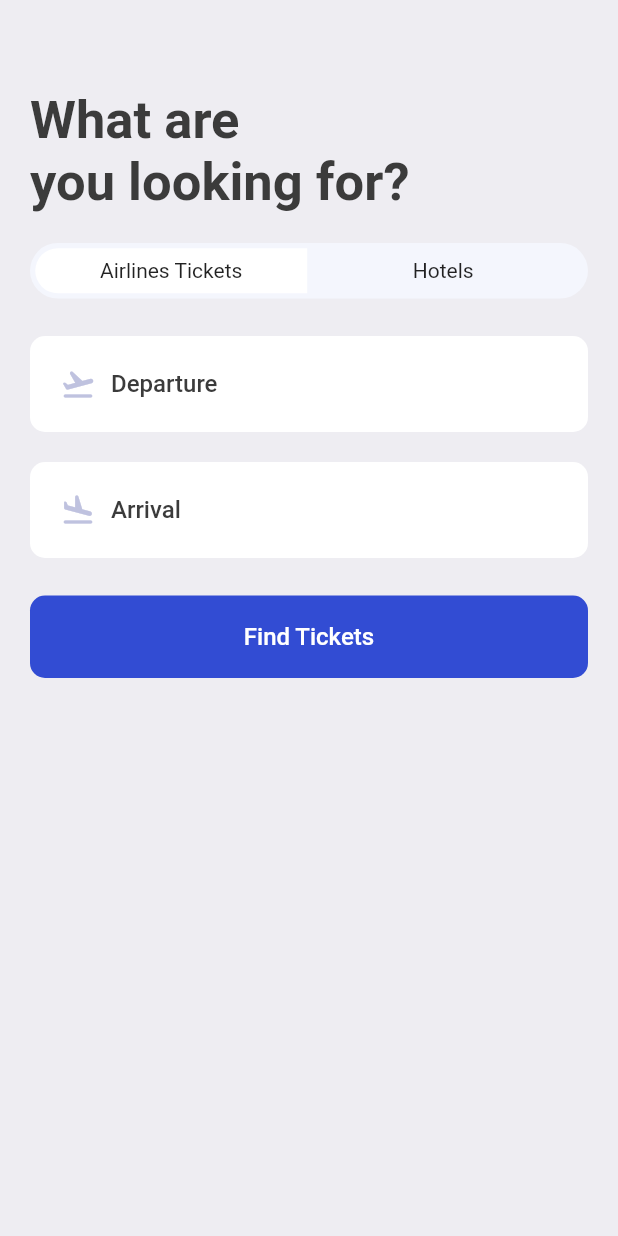
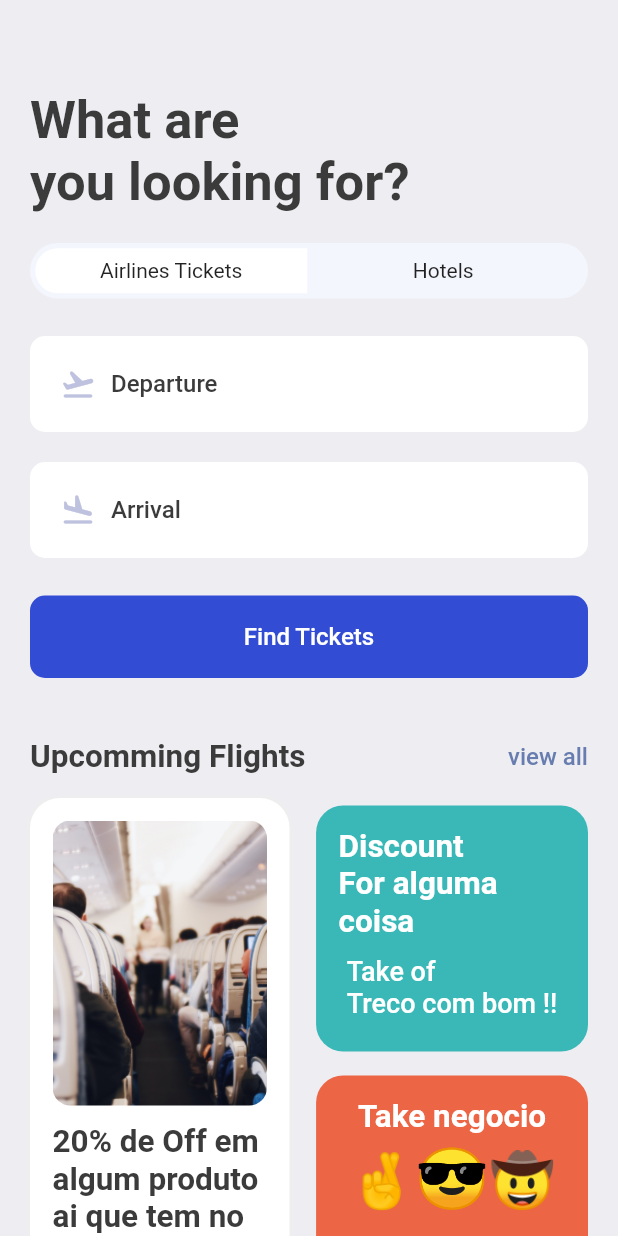
Before and after one commit to uLuccas/BookTickets, a Flutter app: the SearchScreen screen opened directly, on a phone screen of 412 x 824 dp. Run offline on Flutter 3.47's test engine with Material 2 defaults, Android fonts, the phone set to English and light mode, and no system bars; our stand-ins replace fluentui_icons, gap; missing offline and left inert: dart:ffi.

Commit message:
search screen

```diff
--- a/lib/screens/home_screen.dart
+++ b/lib/screens/home_screen.dart
@@ -2,6 +2,7 @@ import 'package:booktickets/screens/hotel_screen.dart';
 import 'package:booktickets/screens/ticket_view.dart';
 import 'package:booktickets/utils/app_info_list.dart';
 import 'package:booktickets/utils/app_styles.dart';
+import 'package:booktickets/widget/double_text_widget.dart';
 import 'package:fluentui_icons/fluentui_icons.dart';
 import 'package:flutter/cupertino.dart';
 import 'package:flutter/material.dart';
@@ -69,24 +70,8 @@ class HomeScreen extends StatelessWidget {
                   ),
                 ),
                 const Gap(40),
-                Row(
-                  mainAxisAlignment: MainAxisAlignment.spaceBetween,
-                  children: [
-                    Text(
-                      "Upcoming Flights",
-                      style: Styles.headLineStyle2,
-                    ),
-                    InkWell(
-                      onTap: () {
-                        print("click in View all");
-                      },
-                      child: Text("View all",
-                          style: Styles.textStyle.copyWith(
-                            color: Styles.primaryColor,
-                          )),
-                    ),
-                  ],
-                ),
+                const AppDoubleTextWidget(
+                    bigText: "Upcoming Flights", smallText: "View all"),
               ],
             ),
           ),
@@ -105,26 +90,11 @@ class HomeScreen extends StatelessWidget {
           ),
           const Gap(15),
           Container(
-            padding: const EdgeInsets.symmetric(horizontal: 20),
-            child: Row(
-              mainAxisAlignment: MainAxisAlignment.spaceBetween,
-              children: [
-                Text(
-                  "Hotels",
-                  style: Styles.headLineStyle2,
-                ),
-                InkWell(
-                  onTap: () {
-                    print("click in View all");
-                  },
-                  child: Text("View all",
-                      style: Styles.textStyle.copyWith(
-                        color: Styles.primaryColor,
-                      )),
-                ),
-              ],
-            ),
-          ),
+              padding: const EdgeInsets.symmetric(horizontal: 20),
+              child: const AppDoubleTextWidget(
+                bigText: "Hotels",
+                smallText: "View all",
+              )),
           const Gap(15),
           SingleChildScrollView(
             scrollDirection: Axis.horizontal,
--- a/lib/screens/search_screen.dart
+++ b/lib/screens/search_screen.dart
@@ -1,4 +1,5 @@
 import 'package:booktickets/utils/app_styles.dart';
+import 'package:booktickets/widget/double_text_widget.dart';
 import 'package:booktickets/widget/icon_text_widget.dart';
 import 'package:flutter/material.dart';
 import 'package:gap/gap.dart';
@@ -69,6 +70,101 @@ class SearchScreen extends StatelessWidget {
               style: Styles.textStyle.copyWith(color: Colors.white),
             )),
           ),
+          const Gap(40),
+          const AppDoubleTextWidget(
+              bigText: "Upcomming Flights", smallText: "view all"),
+          const Gap(15),
+          Row(
+            mainAxisAlignment: MainAxisAlignment.spaceBetween,
+            children: [
+              Container(
+                height: 400,
+                width: size.width * 0.42,
+                padding: EdgeInsets.symmetric(horizontal: 15, vertical: 15),
+                decoration: BoxDecoration(
+                    color: Colors.white,
+                    borderRadius: BorderRadius.circular(20),
+                    boxShadow: [
+                      BoxShadow(
+                          color: Colors.grey.shade200,
+                          blurRadius: 1,
+                          spreadRadius: 1)
+                    ]),
+                child: Column(
+                  children: [
+                    Container(
+                      height: 190,
+                      decoration: BoxDecoration(
+                          borderRadius: BorderRadius.circular(12),
+                          image: const DecorationImage(
+                              fit: BoxFit.cover,
+                              image: AssetImage('assets/images/sit.jpg'))),
+                    ),
+                    const Gap(12),
+                    Text(
+                      "20% de Off em algum produto ai que tem no voo 747 da TAM",
+                      style: Styles.headLineStyle2,
+                    )
+                  ],
+                ),
+              ),
+              Column(
+                children: [
+                  Container(
+                    width: size.width * 0.44,
+                    height: 164,
+                    padding: const EdgeInsets.symmetric(
+                        horizontal: 15, vertical: 15),
+                    decoration: BoxDecoration(
+                        color: const Color(0xFF3AB8B8),
+                        borderRadius: BorderRadius.circular(18)),
+                    child: Column(children: [
+                      Text(
+                        "Discount\nFor alguma coisa",
+                        style: Styles.headLineStyle2.copyWith(
+                            fontWeight: FontWeight.bold, color: Colors.white),
+                      ),
+                      const Gap(10),
+                      Text(
+                        "Take of\nTreco com bom !!",
+                        style: Styles.headLineStyle2.copyWith(
+                            fontWeight: FontWeight.w500,
+                            color: Colors.white,
+                            fontSize: 18),
+                      ),
+                    ]),
+                  ),
+                  const Gap(16),
+                  Container(
+                    width: size.width * 0.44,
+                    height: 210,
+                    padding: const EdgeInsets.symmetric(
+                        vertical: 15, horizontal: 15),
+                    decoration: BoxDecoration(
+                        borderRadius: BorderRadius.circular(18),
+                        color: const Color(0xFFEC6545)),
+                    child: Column(
+                      children: [
+                        Text(
+                          "Take negocio",
+                          style: Styles.headLineStyle2.copyWith(
+                              color: Colors.white, fontWeight: FontWeight.bold),
+                          textAlign: TextAlign.center,
+                        ),
+                        const Gap(5),
+                        RichText(
+                            text: const TextSpan(children: [
+                          TextSpan(text: '🤞', style: TextStyle(fontSize: 35)),
+                          TextSpan(text: '😎', style: TextStyle(fontSize: 40)),
+                          TextSpan(text: '🤠', style: TextStyle(fontSize: 35)),
+                        ]))
+                      ],
+                    ),
+                  )
+                ],
+              ),
+            ],
+          )
         ],
       ),
     );
--- /dev/null
+++ b/lib/widget/double_text_widget.dart
@@ -0,0 +1,33 @@
+import 'package:flutter/material.dart';
+
+import '../utils/app_styles.dart';
+
+class AppDoubleTextWidget extends StatelessWidget {
+  final String bigText;
+  final String smallText;
+
+  const AppDoubleTextWidget(
+      {super.key, required this.bigText, required this.smallText});
+
+  @override
+  Widget build(BuildContext context) {
+    return Row(
+      mainAxisAlignment: MainAxisAlignment.spaceBetween,
+      children: [
+        Text(
+          bigText,
+          style: Styles.headLineStyle2,
+        ),
+        InkWell(
+          onTap: () {
+            print("click in View all");
+          },
+          child: Text(smallText,
+              style: Styles.textStyle.copyWith(
+                color: Styles.primaryColor,
+              )),
+        ),
+      ],
+    );
+  }
+}
```
